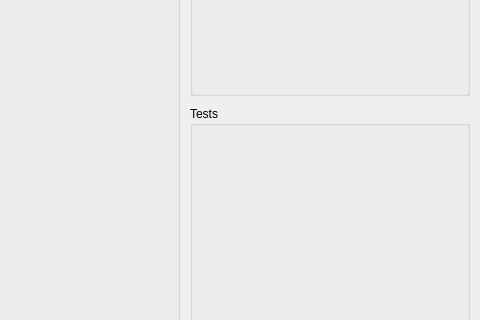
Above: ui/main_window.ui from ramnaq/midena before the change; both pictures show x 420 to 900 and y 183 to 503 of the 900 by 600 pixel window. Below: the same form after it.
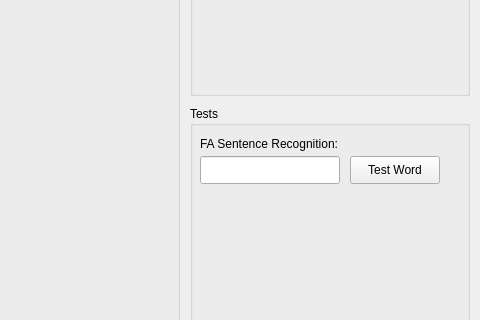
That is the form after the change.

Commit message: Implement sentence recognition GUI

Patch:
```diff
--- a/ui/main_window.ui
+++ b/ui/main_window.ui
@@ -193,6 +193,45 @@
     <property name="flat">
      <bool>false</bool>
     </property>
+    <widget class="QLabel" name="labelRecognition">
+     <property name="geometry">
+      <rect>
+       <x>10</x>
+       <y>30</y>
+       <width>200</width>
+       <height>16</height>
+      </rect>
+     </property>
+     <property name="text">
+      <string>FA Sentence Recognition:</string>
+     </property>
+     <property name="scaledContents">
+      <bool>false</bool>
+     </property>
+    </widget>
+    <widget class="QLineEdit" name="edittext_test_word">
+     <property name="geometry">
+      <rect>
+       <x>10</x>
+       <y>50</y>
+       <width>140</width>
+       <height>28</height>
+      </rect>
+     </property>
+    </widget>
+    <widget class="QPushButton" name="btn_test_word">
+     <property name="geometry">
+      <rect>
+       <x>160</x>
+       <y>50</y>
+       <width>90</width>
+       <height>28</height>
+      </rect>
+     </property>
+     <property name="text">
+      <string>Test Word</string>
+     </property>
+    </widget>
    </widget>
   </widget>
   <widget class="QMenuBar" name="menubar">
```
The commit also changes 5 other files.
